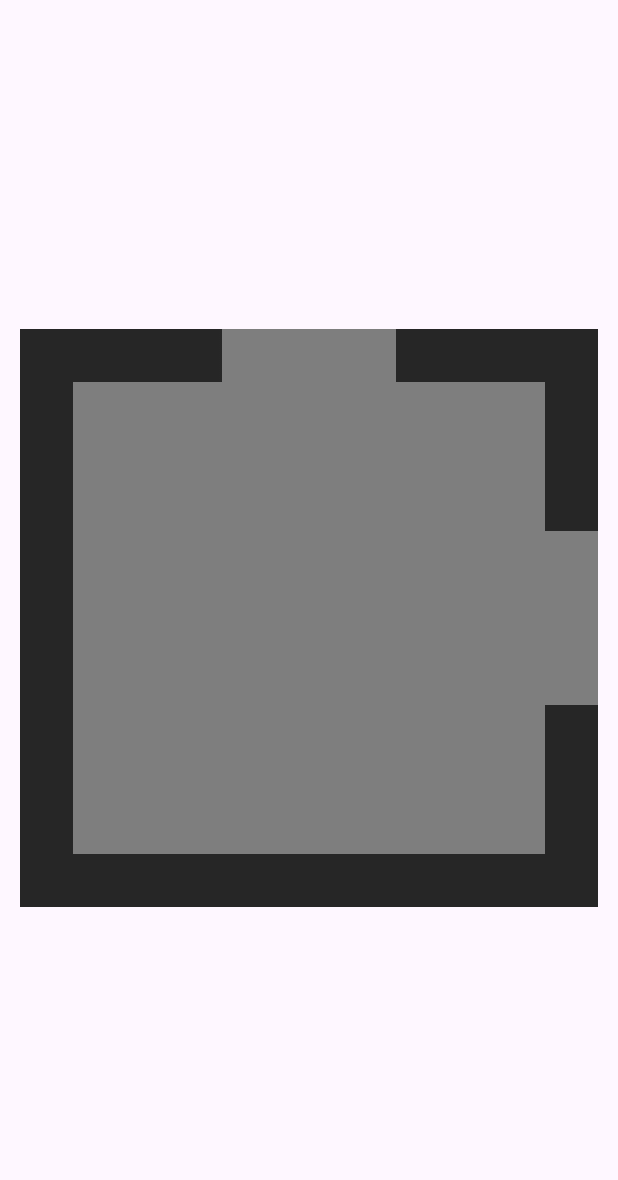
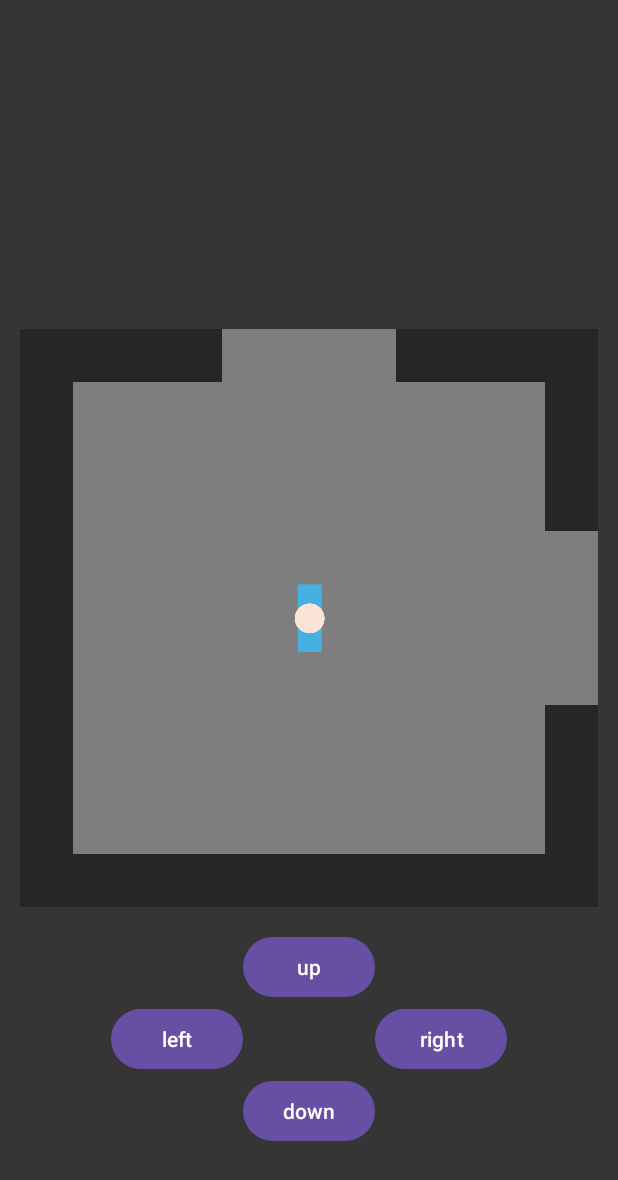
Before and after one commit to Etienne0792/Prototype-PFI, an Android app: the room7 screen opened directly, with no data from a screen before it, on a phone screen of 412 x 824 dp. Shown: the top 1180 px of the screen. Run offline under Robolectric (Android 15) with nearby library versions, the light colour scheme and no system bars; 2 statements that could not run were skipped.

Commit message:
deplacement entre les salles terminées

```diff
--- a/app/src/main/java/com/example/prototype_pfi/room2.java
+++ b/app/src/main/java/com/example/prototype_pfi/room2.java
@@ -66,6 +66,7 @@
         Directions[] sorties = new Directions[]
                 {
                         Directions.droite,
+                        Directions.gauche,
                         Directions.bas
                 };
 
--- a/app/src/main/java/com/example/prototype_pfi/room3.java
+++ b/app/src/main/java/com/example/prototype_pfi/room3.java
@@ -67,6 +67,7 @@
         Directions[] sorties = new Directions[]
                 {
                         Directions.droite,
+                        Directions.gauche,
                         Directions.bas
                 };
 
--- a/app/src/main/java/com/example/prototype_pfi/room4.java
+++ b/app/src/main/java/com/example/prototype_pfi/room4.java
@@ -82,6 +82,6 @@
         right.setOnTouchListener(new GenericOnTouchListener(Directions.droite,this,positionGrid,hero, gridSize, GRID_SECTIONS, gameGrid, new Intent(room4.this, room5.class)));
         left.setOnTouchListener(new GenericOnTouchListener(Directions.gauche,this,positionGrid,hero, gridSize, GRID_SECTIONS, gameGrid, new Intent(room4.this, startingRoom.class)));
         up.setOnTouchListener(new GenericOnTouchListener(Directions.haut,this,positionGrid,hero, gridSize, GRID_SECTIONS,gameGrid,new Intent(room4.this, room1.class)));
-        down.setOnTouchListener(new GenericOnTouchListener(Directions.bas,this,positionGrid,hero, gridSize, GRID_SECTIONS,gameGrid,null));
+        down.setOnTouchListener(new GenericOnTouchListener(Directions.bas,this,positionGrid,hero, gridSize, GRID_SECTIONS,gameGrid,new Intent(room4.this, room7.class)));
     }
 }
--- a/app/src/main/java/com/example/prototype_pfi/room5.java
+++ b/app/src/main/java/com/example/prototype_pfi/room5.java
@@ -81,6 +81,6 @@
         right.setOnTouchListener(new GenericOnTouchListener(Directions.droite,this,positionGrid,hero, gridSize, GRID_SECTIONS, gameGrid, new Intent(room5.this, room6.class)));
         left.setOnTouchListener(new GenericOnTouchListener(Directions.gauche,this,positionGrid,hero, gridSize, GRID_SECTIONS, gameGrid, new Intent(room5.this, room4.class)));
         up.setOnTouchListener(new GenericOnTouchListener(Directions.haut,this,positionGrid,hero, gridSize, GRID_SECTIONS,gameGrid,new Intent(room5.this, room2.class)));
-        down.setOnTouchListener(new GenericOnTouchListener(Directions.bas,this,positionGrid,hero, gridSize, GRID_SECTIONS,gameGrid,null));
+        down.setOnTouchListener(new GenericOnTouchListener(Directions.bas,this,positionGrid,hero, gridSize, GRID_SECTIONS,gameGrid,new Intent(room5.this, room8.class)));
     }
 }
--- a/app/src/main/java/com/example/prototype_pfi/room6.java
+++ b/app/src/main/java/com/example/prototype_pfi/room6.java
@@ -80,6 +80,6 @@
         right.setOnTouchListener(new GenericOnTouchListener(Directions.droite,this,positionGrid,hero, gridSize, GRID_SECTIONS, gameGrid, null));
         left.setOnTouchListener(new GenericOnTouchListener(Directions.gauche,this,positionGrid,hero, gridSize, GRID_SECTIONS, gameGrid, new Intent(room6.this, room5.class)));
         up.setOnTouchListener(new GenericOnTouchListener(Directions.haut,this,positionGrid,hero, gridSize, GRID_SECTIONS,gameGrid,new Intent(room6.this, room3.class)));
-        down.setOnTouchListener(new GenericOnTouchListener(Directions.bas,this,positionGrid,hero, gridSize, GRID_SECTIONS,gameGrid,null));
+        down.setOnTouchListener(new GenericOnTouchListener(Directions.bas,this,positionGrid,hero, gridSize, GRID_SECTIONS,gameGrid,new Intent(room6.this, room9.class)));
     }
 }
--- a/app/src/main/java/com/example/prototype_pfi/room7.java
+++ b/app/src/main/java/com/example/prototype_pfi/room7.java
@@ -1,24 +1,84 @@
 package com.example.prototype_pfi;
 
+import android.annotation.SuppressLint;
+import android.content.Intent;
+import android.graphics.drawable.Drawable;
 import android.os.Bundle;
+import android.widget.Button;
+import android.widget.ImageView;
 
 import androidx.activity.EdgeToEdge;
 import androidx.appcompat.app.AppCompatActivity;
+import androidx.constraintlayout.widget.ConstraintLayout;
+
+import java.io.Serializable;
+import java.util.Objects;
 
 public class room7 extends AppCompatActivity {
+
+    final int GRID_SIZE = 385;
+    final int GRID_SECTIONS = 11;
+
+    ConstraintLayout gameGrid;
+    Drawable idle;
+    Drawable pas1;
+    Drawable pas2;
+    Personnages hero;
+    ImageView activeView;
+    Button right;
+    Button down;
+    Button up;
+    Button left;
+    int[][] positionGrid;
+    int gridSize;
+    roomGeneration generation;
+
+
+    @SuppressLint("UseCompatLoadingForDrawables")
     @Override
     protected void onCreate(Bundle savedInstanceState) {
         super.onCreate(savedInstanceState);
         EdgeToEdge.enable(this);
         setContentView(R.layout.room7);
 
+        float density = getResources().getDisplayMetrics().density;
+        gridSize = (int) (GRID_SIZE * density + 0.5f);
+
+        int hp = getIntent().getIntExtra("hp",10);
+        Serializable directions = Objects.requireNonNull(getIntent().getExtras()).getSerializable("Directions");
+
+        gameGrid = findViewById(R.id.gameGrid);
+        idle = getDrawable(R.drawable.personnage);
+        pas1 = getDrawable(R.drawable.pas1);
+        pas2 = getDrawable(R.drawable.pas2);
+        activeView = findViewById(R.id.heroRoom7);
+
+        hero = new Personnages(idle, pas1, pas2, activeView, hp, (Directions) directions);
+    }
 
 
+    @SuppressLint("ClickableViewAccessibility")
+    @Override
+    protected void onStart() {
+        super.onStart();
 
+        Directions[] sorties = new Directions[]
+                {
+                        Directions.droite,
+                        Directions.haut
+                };
 
+        generation = new roomGeneration(hero, sorties , GRID_SECTIONS, gridSize, gameGrid);
+        positionGrid = generation.gridGeneration();
 
+        right = findViewById(R.id.right8);
+        left = findViewById(R.id.left8);
+        up = findViewById(R.id.up8);
+        down = findViewById(R.id.down8);
 
-
-
+        right.setOnTouchListener(new GenericOnTouchListener(Directions.droite,this,positionGrid,hero, gridSize, GRID_SECTIONS, gameGrid, new Intent(room7.this, room8.class)));
+        left.setOnTouchListener(new GenericOnTouchListener(Directions.gauche,this,positionGrid,hero, gridSize, GRID_SECTIONS, gameGrid, null));
+        up.setOnTouchListener(new GenericOnTouchListener(Directions.haut,this,positionGrid,hero, gridSize, GRID_SECTIONS,gameGrid,new Intent(room7.this, room4.class)));
+        down.setOnTouchListener(new GenericOnTouchListener(Directions.bas,this,positionGrid,hero, gridSize, GRID_SECTIONS,gameGrid,null));
     }
 }
--- a/app/src/main/java/com/example/prototype_pfi/startingRoom.java
+++ b/app/src/main/java/com/example/prototype_pfi/startingRoom.java
@@ -77,6 +77,8 @@
         generation = new roomGeneration(hero, sorties , GRID_SECTIONS, gridSize, gameGrid);
         positionGrid = generation.gridGeneration();
 
+        positionGrid[10][5] = 5;
+
         right = findViewById(R.id.right);
         left = findViewById(R.id.left);
         up = findViewById(R.id.up);
--- a/app/src/main/res/layout/room1.xml
+++ b/app/src/main/res/layout/room1.xml
@@ -3,7 +3,8 @@
     xmlns:app="http://schemas.android.com/apk/res-auto"
     xmlns:tools="http://schemas.android.com/tools"
     android:layout_width="match_parent"
-    android:layout_height="match_parent">
+    android:layout_height="match_parent"
+    android:background="#353535">
 
 
     <androidx.constraintlayout.widget.ConstraintLayout
--- a/app/src/main/res/layout/room2.xml
+++ b/app/src/main/res/layout/room2.xml
@@ -3,7 +3,8 @@
     xmlns:app="http://schemas.android.com/apk/res-auto"
     xmlns:tools="http://schemas.android.com/tools"
     android:layout_width="match_parent"
-    android:layout_height="match_parent">
+    android:layout_height="match_parent"
+    android:background="#353535">
 
     <androidx.constraintlayout.widget.ConstraintLayout
         android:id="@+id/gameGrid"
--- a/app/src/main/res/layout/room3.xml
+++ b/app/src/main/res/layout/room3.xml
@@ -3,13 +3,15 @@
     xmlns:app="http://schemas.android.com/apk/res-auto"
     xmlns:tools="http://schemas.android.com/tools"
     android:layout_width="match_parent"
-    android:layout_height="match_parent">
+    android:layout_height="match_parent"
+    android:background="#353535">
 
     <Button
         android:id="@+id/up7"
         android:layout_width="wrap_content"
         android:layout_height="wrap_content"
         android:layout_marginTop="16dp"
+        android:background="#353535"
         android:text="up"
         app:layout_constraintEnd_toEndOf="@+id/gameGrid"
         app:layout_constraintStart_toStartOf="@+id/gameGrid"
--- a/app/src/main/res/layout/room7.xml
+++ b/app/src/main/res/layout/room7.xml
@@ -1,8 +1,45 @@
 <?xml version="1.0" encoding="utf-8"?>
 <androidx.constraintlayout.widget.ConstraintLayout xmlns:android="http://schemas.android.com/apk/res/android"
     xmlns:app="http://schemas.android.com/apk/res-auto"
+    xmlns:tools="http://schemas.android.com/tools"
     android:layout_width="match_parent"
-    android:layout_height="match_parent">
+    android:layout_height="match_parent"
+    android:background="#353535">
+
+    <Button
+        android:id="@+id/up8"
+        android:layout_width="wrap_content"
+        android:layout_height="wrap_content"
+        android:layout_marginTop="16dp"
+        android:text="up"
+        app:layout_constraintEnd_toEndOf="@+id/gameGrid"
+        app:layout_constraintStart_toStartOf="@+id/gameGrid"
+        app:layout_constraintTop_toBottomOf="@+id/gameGrid" />
+
+    <Button
+        android:id="@+id/left8"
+        android:layout_width="wrap_content"
+        android:layout_height="wrap_content"
+        android:text="left"
+        app:layout_constraintEnd_toStartOf="@+id/up8"
+        app:layout_constraintTop_toBottomOf="@+id/up8" />
+
+    <Button
+        android:id="@+id/down8"
+        android:layout_width="wrap_content"
+        android:layout_height="wrap_content"
+        android:text="down"
+        app:layout_constraintEnd_toStartOf="@+id/right8"
+        app:layout_constraintStart_toEndOf="@+id/left8"
+        app:layout_constraintTop_toBottomOf="@+id/left8" />
+
+    <Button
+        android:id="@+id/right8"
+        android:layout_width="wrap_content"
+        android:layout_height="wrap_content"
+        android:text="right"
+        app:layout_constraintStart_toEndOf="@+id/up8"
+        app:layout_constraintTop_toBottomOf="@+id/up8" />
 
     <androidx.constraintlayout.widget.ConstraintLayout
         android:id="@+id/gameGrid"
@@ -93,4 +130,16 @@
             app:srcCompat="@drawable/mur" />
 
     </androidx.constraintlayout.widget.ConstraintLayout>
+
+    <ImageView
+        android:id="@+id/heroRoom7"
+        android:layout_width="50dp"
+        android:layout_height="50dp"
+        android:background="#00000000"
+        android:scaleType="fitCenter"
+        app:layout_constraintBottom_toBottomOf="@+id/gameGrid"
+        app:layout_constraintEnd_toEndOf="@+id/gameGrid"
+        app:layout_constraintStart_toStartOf="@+id/gameGrid"
+        app:layout_constraintTop_toTopOf="@+id/gameGrid"
+        app:srcCompat="@drawable/personnage" />
 </androidx.constraintlayout.widget.ConstraintLayout>
```
Also changed, not shown: app/src/main/java/com/example/prototype_pfi/room8.java (+81 -1 lines), app/src/main/java/com/example/prototype_pfi/room9.java (+80 -1 lines), app/src/main/java/com/example/prototype_pfi/roomGeneration.java (+10 -7 lines), app/src/main/res/layout/room8.xml (+49 -1 lines), app/src/main/res/layout/room9.xml (+49 -1 lines).
